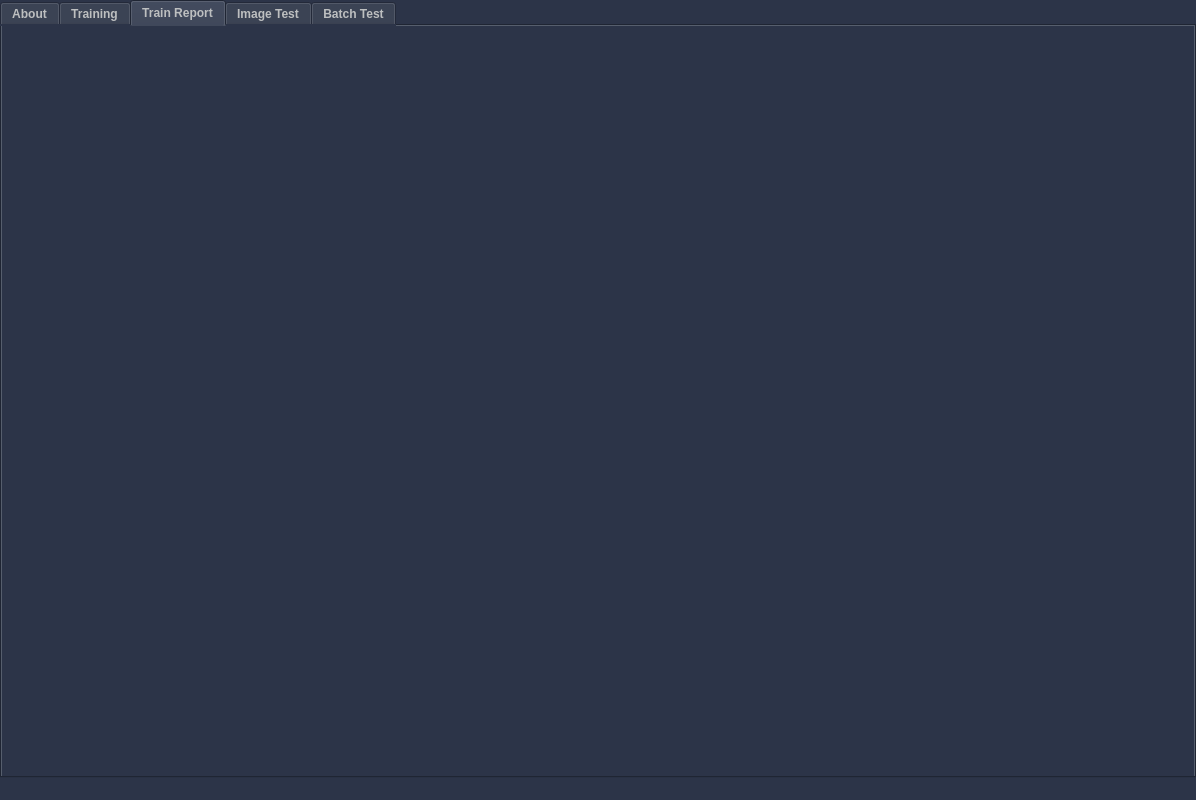
Before: the Qt Designer form GUI/UI/MainScreen.ui in shlomi1074/Camouflage-Final-Project, drawn with Qt 5.
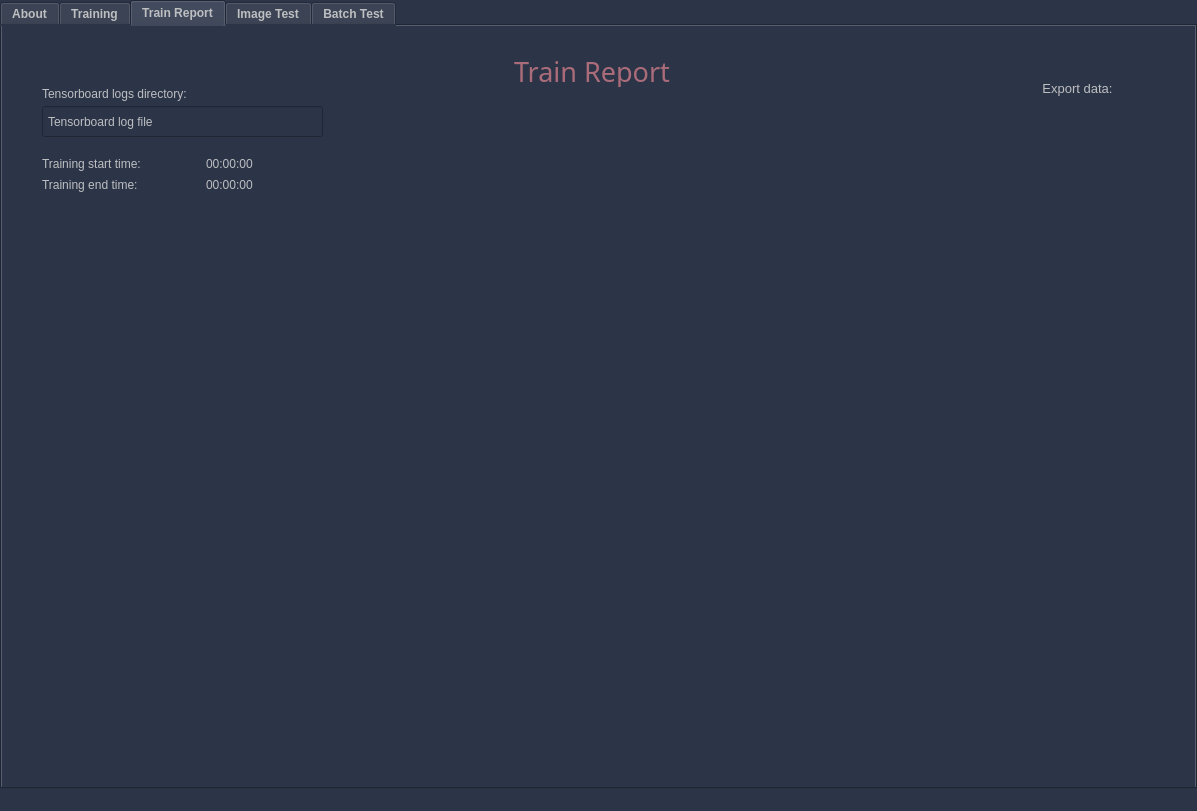
After: the same form once the commit is applied. The open tabs and pages were chosen to show the change. Icons and pictures are not drawn.

Commit message: first version of training report

The edit to the form file:
```diff
--- a/GUI/UI/MainScreen.ui
+++ b/GUI/UI/MainScreen.ui
@@ -6,8 +6,8 @@
    <rect>
     <x>0</x>
     <y>0</y>
-    <width>1196</width>
-    <height>800</height>
+    <width>1197</width>
+    <height>811</height>
    </rect>
   </property>
   <property name="windowTitle">
@@ -209,70 +209,6 @@
          <string>DeepFillv1 Training</string>
         </property>
        </widget>
-       <widget class="QLabel" name="label_3">
-        <property name="geometry">
-         <rect>
-          <x>210</x>
-          <y>150</y>
-          <width>81</width>
-          <height>16</height>
-         </rect>
-        </property>
-        <property name="styleSheet">
-         <string notr="true">color:#bdbfc0</string>
-        </property>
-        <property name="text">
-         <string>Initial LR:</string>
-        </property>
-       </widget>
-       <widget class="QLabel" name="label_4">
-        <property name="geometry">
-         <rect>
-          <x>210</x>
-          <y>120</y>
-          <width>81</width>
-          <height>16</height>
-         </rect>
-        </property>
-        <property name="styleSheet">
-         <string notr="true">color:#bdbfc0</string>
-        </property>
-        <property name="text">
-         <string>Batch size:</string>
-        </property>
-       </widget>
-       <widget class="QLabel" name="label_5">
-        <property name="geometry">
-         <rect>
-          <x>210</x>
-          <y>180</y>
-          <width>81</width>
-          <height>16</height>
-         </rect>
-        </property>
-        <property name="styleSheet">
-         <string notr="true">color:#bdbfc0</string>
-        </property>
-        <property name="text">
-         <string>Final LR:</string>
-        </property>
-       </widget>
-       <widget class="QLabel" name="label_6">
-        <property name="geometry">
-         <rect>
-          <x>210</x>
-          <y>210</y>
-          <width>131</width>
-          <height>16</height>
-         </rect>
-        </property>
-        <property name="styleSheet">
-         <string notr="true">color:#bdbfc0</string>
-        </property>
-        <property name="text">
-         <string>Warm up epochs:</string>
-        </property>
-       </widget>
        <widget class="QLabel" name="label_7">
         <property name="geometry">
          <rect>
@@ -1151,22 +1087,6 @@
          <string>Tensorboard logs</string>
         </property>
        </widget>
-       <widget class="QLabel" name="label_19">
-        <property name="geometry">
-         <rect>
-          <x>210</x>
-          <y>120</y>
-          <width>81</width>
-          <height>16</height>
-         </rect>
-        </property>
-        <property name="styleSheet">
-         <string notr="true">color:#bdbfc0</string>
-        </property>
-        <property name="text">
-         <string>Batch size:</string>
-        </property>
-       </widget>
        <widget class="QLabel" name="label_21">
         <property name="geometry">
          <rect>
@@ -1709,6 +1629,271 @@
        <attribute name="title">
         <string>Train Report</string>
        </attribute>
+       <widget class="QWidget" name="gridLayoutWidget">
+        <property name="geometry">
+         <rect>
+          <x>-1</x>
+          <y>169</y>
+          <width>1201</width>
+          <height>611</height>
+         </rect>
+        </property>
+        <layout class="QGridLayout" name="gridLayout">
+         <property name="spacing">
+          <number>0</number>
+         </property>
+        </layout>
+       </widget>
+       <widget class="QLabel" name="label_37">
+        <property name="geometry">
+         <rect>
+          <x>490</x>
+          <y>30</y>
+          <width>200</width>
+          <height>31</height>
+         </rect>
+        </property>
+        <property name="font">
+         <font>
+          <family>MV Boli</family>
+          <pointsize>20</pointsize>
+          <weight>50</weight>
+          <italic>false</italic>
+          <bold>false</bold>
+          <underline>false</underline>
+          <strikeout>false</strikeout>
+          <kerning>true</kerning>
+         </font>
+        </property>
+        <property name="styleSheet">
+         <string notr="true">color:#ab6c7a</string>
+        </property>
+        <property name="text">
+         <string>Train Report</string>
+        </property>
+        <property name="scaledContents">
+         <bool>false</bool>
+        </property>
+        <property name="alignment">
+         <set>Qt::AlignCenter</set>
+        </property>
+       </widget>
+       <widget class="QLabel" name="label_19">
+        <property name="geometry">
+         <rect>
+          <x>40</x>
+          <y>60</y>
+          <width>171</width>
+          <height>16</height>
+         </rect>
+        </property>
+        <property name="font">
+         <font>
+          <pointsize>9</pointsize>
+         </font>
+        </property>
+        <property name="styleSheet">
+         <string notr="true">color:#bdbfc0</string>
+        </property>
+        <property name="text">
+         <string>Tensorboard logs directory:</string>
+        </property>
+       </widget>
+       <widget class="QLineEdit" name="TensorboardFileLineText">
+        <property name="enabled">
+         <bool>false</bool>
+        </property>
+        <property name="geometry">
+         <rect>
+          <x>40</x>
+          <y>80</y>
+          <width>281</width>
+          <height>31</height>
+         </rect>
+        </property>
+        <property name="font">
+         <font>
+          <pointsize>9</pointsize>
+         </font>
+        </property>
+        <property name="styleSheet">
+         <string notr="true">color:#bdbfc0;padding-left:3px</string>
+        </property>
+        <property name="text">
+         <string>Tensorboard log file</string>
+        </property>
+       </widget>
+       <widget class="QLabel" name="TensorboardFileButton">
+        <property name="geometry">
+         <rect>
+          <x>280</x>
+          <y>80</y>
+          <width>31</width>
+          <height>31</height>
+         </rect>
+        </property>
+        <property name="autoFillBackground">
+         <bool>false</bool>
+        </property>
+        <property name="styleSheet">
+         <string notr="true">color:#bdbfc0; background-color:transparent</string>
+        </property>
+        <property name="text">
+         <string/>
+        </property>
+        <property name="textFormat">
+         <enum>Qt::RichText</enum>
+        </property>
+        <property name="pixmap">
+         <pixmap>../Resources/Folder_icon.png</pixmap>
+        </property>
+        <property name="scaledContents">
+         <bool>true</bool>
+        </property>
+       </widget>
+       <widget class="QLabel" name="label_3">
+        <property name="geometry">
+         <rect>
+          <x>1030</x>
+          <y>72</y>
+          <width>48</width>
+          <height>48</height>
+         </rect>
+        </property>
+        <property name="text">
+         <string/>
+        </property>
+        <property name="pixmap">
+         <pixmap>../Resources/excel.svg</pixmap>
+        </property>
+        <property name="scaledContents">
+         <bool>true</bool>
+        </property>
+       </widget>
+       <widget class="QLabel" name="label_4">
+        <property name="geometry">
+         <rect>
+          <x>1080</x>
+          <y>74</y>
+          <width>42</width>
+          <height>42</height>
+         </rect>
+        </property>
+        <property name="text">
+         <string/>
+        </property>
+        <property name="pixmap">
+         <pixmap>../Resources/pdf.png</pixmap>
+        </property>
+        <property name="scaledContents">
+         <bool>true</bool>
+        </property>
+       </widget>
+       <widget class="QLabel" name="label_5">
+        <property name="geometry">
+         <rect>
+          <x>1030</x>
+          <y>52</y>
+          <width>91</width>
+          <height>20</height>
+         </rect>
+        </property>
+        <property name="font">
+         <font>
+          <pointsize>10</pointsize>
+         </font>
+        </property>
+        <property name="text">
+         <string>Export data:</string>
+        </property>
+        <property name="alignment">
+         <set>Qt::AlignCenter</set>
+        </property>
+       </widget>
+       <widget class="QWidget" name="">
+        <property name="geometry">
+         <rect>
+          <x>40</x>
+          <y>130</y>
+          <width>321</width>
+          <height>36</height>
+         </rect>
+        </property>
+        <layout class="QGridLayout" name="gridLayout_3">
+         <item row="0" column="0">
+          <widget class="QLabel" name="label_20">
+           <property name="font">
+            <font>
+             <pointsize>9</pointsize>
+            </font>
+           </property>
+           <property name="styleSheet">
+            <string notr="true">color:#bdbfc0</string>
+           </property>
+           <property name="text">
+            <string>Training start time:</string>
+           </property>
+          </widget>
+         </item>
+         <item row="0" column="1">
+          <widget class="QLabel" name="startTimeTraining">
+           <property name="font">
+            <font>
+             <pointsize>9</pointsize>
+            </font>
+           </property>
+           <property name="styleSheet">
+            <string notr="true">color:#bdbfc0</string>
+           </property>
+           <property name="text">
+            <string>00:00:00</string>
+           </property>
+          </widget>
+         </item>
+         <item row="1" column="0">
+          <widget class="QLabel" name="label_78">
+           <property name="font">
+            <font>
+             <pointsize>9</pointsize>
+            </font>
+           </property>
+           <property name="styleSheet">
+            <string notr="true">color:#bdbfc0</string>
+           </property>
+           <property name="text">
+            <string>Training end time:</string>
+           </property>
+          </widget>
+         </item>
+         <item row="1" column="1">
+          <widget class="QLabel" name="endTimeTraining">
+           <property name="font">
+            <font>
+             <pointsize>9</pointsize>
+            </font>
+           </property>
+           <property name="styleSheet">
+            <string notr="true">color:#bdbfc0</string>
+           </property>
+           <property name="text">
+            <string>00:00:00</string>
+           </property>
+          </widget>
+         </item>
+        </layout>
+       </widget>
+       <zorder>TensorboardFileLineText</zorder>
+       <zorder>gridLayoutWidget</zorder>
+       <zorder>label_37</zorder>
+       <zorder>label_20</zorder>
+       <zorder>startTimeTraining</zorder>
+       <zorder>endTimeTraining</zorder>
+       <zorder>label_78</zorder>
+       <zorder>label_19</zorder>
+       <zorder>TensorboardFileButton</zorder>
+       <zorder>label_3</zorder>
+       <zorder>label_4</zorder>
+       <zorder>label_5</zorder>
       </widget>
       <widget class="QWidget" name="singleTest">
        <attribute name="title">
```
Left out of the diff: 148 changed lines with no effect on the pictures. The commit also changes 12 other files.
